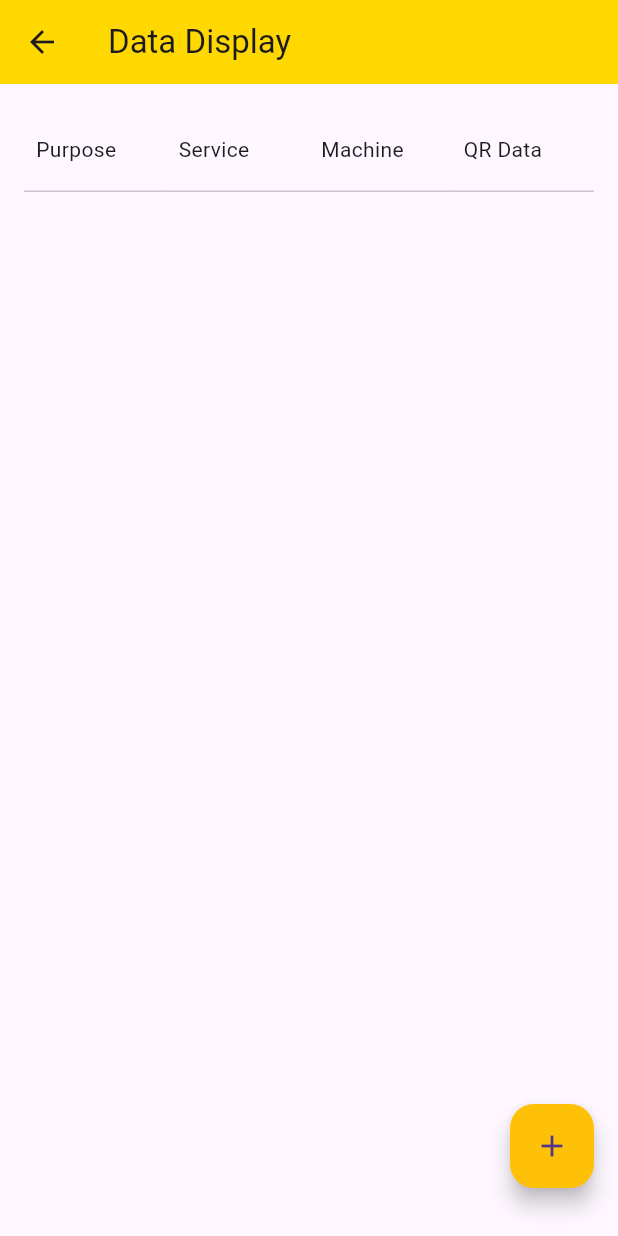
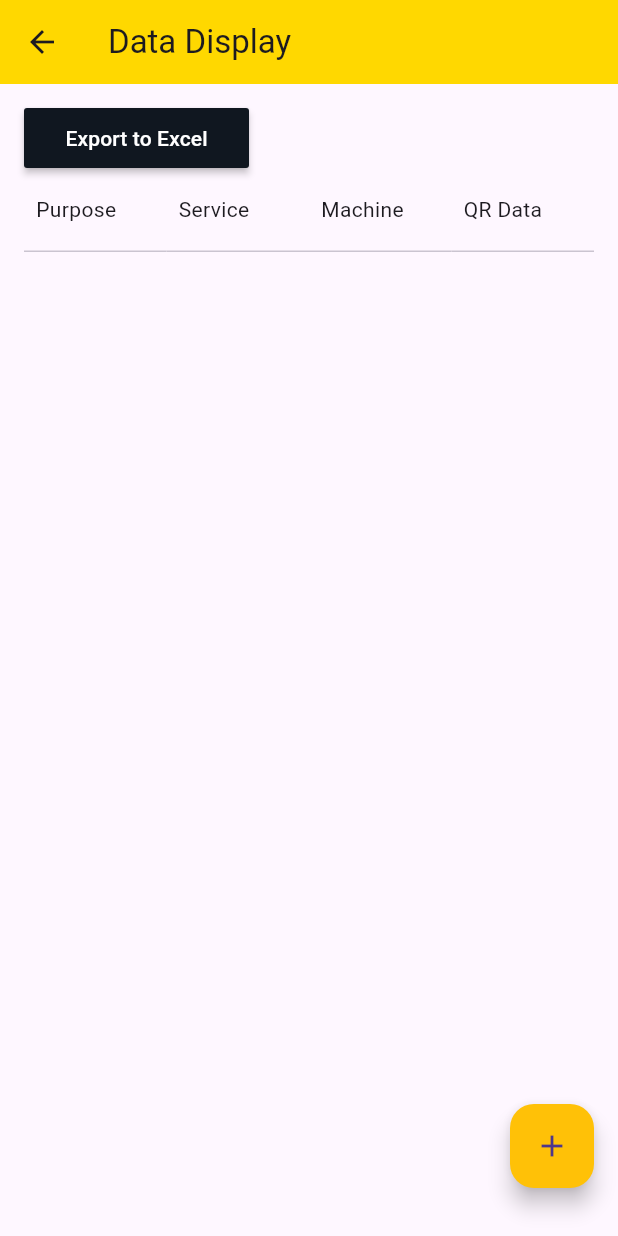
Before and after one commit to jojoneku/jmakers_qrscanner_mobile, a Flutter app: the DataDisplayPageSyncfusion screen opened directly with empty values, on a phone screen of 412 x 824 dp. Run offline on Flutter 3.47's test engine with Material 3 defaults, Android fonts, the phone set to English and light mode, and no system bars; drawn by our look-alikes of syncfusion_flutter_datagrid; missing offline and left inert: qr_code_scanner, syncfusion_flutter_datagrid_export, syncfusion_flutter_xlsio.

Commit message:
added export

```diff
--- a/lib/attendance_List_Syncfusion.dart
+++ b/lib/attendance_List_Syncfusion.dart
@@ -1,9 +1,13 @@
+
 import 'package:flutter/material.dart';
 import 'package:jmaker_qrscanner_mobile/purposePage.dart';
 import 'package:jmaker_qrscanner_mobile/styles/color.dart';
 import 'package:syncfusion_flutter_datagrid/datagrid.dart';
+import 'package:syncfusion_flutter_datagrid_export/export.dart';
+import 'package:syncfusion_flutter_xlsio/xlsio.dart' hide Column, Row;
+import 'package:path_provider/path_provider.dart';
+import 'dart:io'; // Import File from dart:io
 
-// Define your CollectedData class if it's not already defined
 class CollectedUserData {
   final String purpose;
   final String service;
@@ -19,14 +23,42 @@ class CollectedUserData {
 }
 
 class DataDisplayPageSyncfusion extends StatelessWidget {
+  final GlobalKey<SfDataGridState> _key = GlobalKey<SfDataGridState>();
   final List<CollectedUserData> dataList;
   final CollectedUserData collectedData; // Add this variable
 
-  const DataDisplayPageSyncfusion({
-    Key? key,
+  DataDisplayPageSyncfusion({
+    super.key,
     required this.dataList,
     required this.collectedData, // Update the constructor
-  }) : super(key: key);
+  });
+
+  Future<void> exportDataGridToExcel(BuildContext context) async {
+    try {
+      final Workbook workbook = _key.currentState!.exportToExcelWorkbook();
+      final List<int> bytes = workbook.saveAsStream();
+
+      // Get the directory for saving files on the device
+      final directory = await getExternalStorageDirectory();
+      final String filePath = '/storage/emulated/0/Download/DataGrid.xlsx';
+
+      // Write the Excel file
+      final file = File(filePath);
+      await file.writeAsBytes(bytes);
+
+      workbook.dispose();
+      ScaffoldMessenger.of(context).clearSnackBars();
+      ScaffoldMessenger.of(context).showSnackBar(SnackBar(
+        content: Text('Excel file has been downloaded successfully.'),
+      ));
+    } catch (e) {
+      print(e);
+      ScaffoldMessenger.of(context).clearSnackBars();
+      ScaffoldMessenger.of(context).showSnackBar(SnackBar(
+        content: Text('We are unable to download the Excel file. Please try again later.'),
+      ));
+    }
+  }
 
   @override
   Widget build(BuildContext context) {
@@ -35,14 +67,38 @@ class DataDisplayPageSyncfusion extends StatelessWidget {
 
     return Scaffold(
       appBar: AppBar(
-        title: Text('Data Display'),
+        title: const Text('Data Display'),
         backgroundColor: mainYellow,
       ),
       body: SingleChildScrollView(
         scrollDirection: Axis.vertical,
         child: Padding(
           padding: const EdgeInsets.only(left: 16.0, top: 16, right: 16),
-          child: SfDataGrid(
+          child: Column(
+            children: [
+              Row(
+                children: [
+                  SizedBox(
+                    height: 40.0,
+                    width: 150.0,
+                    child: MaterialButton(
+                      color: blackGreen,
+                      onPressed: () {
+                        exportDataGridToExcel(context);
+                      },
+
+                      child: const Center(
+                        child: Text(
+                          'Export to Excel',
+                          style: TextStyle(color: Colors.white),
+                        ),
+                      ),
+                    ),
+                  ),
+                ],
+              ),
+              SfDataGrid(
+                key: _key,
                 allowSorting: true,
                 allowPullToRefresh: true,
                 showHorizontalScrollbar: true,
@@ -53,23 +109,23 @@ class DataDisplayPageSyncfusion extends StatelessWidget {
                   GridColumn(
                       columnName: 'purpose',
                       label: Container(
-                      padding: EdgeInsets.all(8.0),
+                          padding: const EdgeInsets.all(8.0),
                           alignment: Alignment.centerLeft,
-                      child: Text(
+                          child: const Text(
                             'Purpose',
                           ))),
                   GridColumn(
                       columnName: 'service',
                       label: Container(
-                      padding: EdgeInsets.all(8.0),
+                          padding: const EdgeInsets.all(8.0),
                           alignment: Alignment.centerLeft,
-                      child: Text('Service'))),
+                          child: const Text('Service'))),
                   GridColumn(
                       columnName: 'machine',
                       label: Container(
-                      padding: EdgeInsets.all(8.0),
+                          padding: const EdgeInsets.all(8.0),
                           alignment: Alignment.centerLeft,
-                      child: Text(
+                          child: const Text(
                             'Machine',
                             overflow: TextOverflow.ellipsis,
                           ))),
@@ -77,9 +133,11 @@ class DataDisplayPageSyncfusion extends StatelessWidget {
                       columnName: 'qrData',
                       columnWidthMode: ColumnWidthMode.fitByCellValue,
                       label: Container(
-                      padding: EdgeInsets.all(8.0),
+                          padding: const EdgeInsets.all(8.0),
                           alignment: Alignment.centerLeft,
-                      child: Text('QR Data'))),
+                          child: const Text('QR Data'))),
+                ],
+              ),
             ],
           ),
         ),
@@ -97,8 +155,8 @@ class DataDisplayPageSyncfusion extends StatelessWidget {
                 ),
               );
             },
-            child: Icon(Icons.add,),
             backgroundColor: Colors.amber,
+            child: const Icon(Icons.add,),
 
           ),
         ),
@@ -106,6 +164,7 @@ class DataDisplayPageSyncfusion extends StatelessWidget {
       floatingActionButtonLocation: FloatingActionButtonLocation.centerFloat,
     );
   }
+
 }
 
 class UserDataSource extends DataGridSource {
@@ -129,7 +188,7 @@ class UserDataSource extends DataGridSource {
       cells: row.getCells().map<Widget>((dataCell) {
         return Container(
           alignment: Alignment.centerLeft,
-          padding: EdgeInsets.all(8.0),
+          padding: const EdgeInsets.all(8.0),
           child: Text(dataCell.value.toString()), // Adjust this based on your cell content
         );
       }).toList(),
--- a/pubspec.yaml
+++ b/pubspec.yaml
@@ -14,7 +14,9 @@ dependencies:
   qr_code_scanner: ^1.0.1
   syncfusion_flutter_datagrid: ^25.1.42
   syncfusion_flutter_datagrid_export: ^25.1.42
-
+  syncfusion_flutter_xlsio:
+  collection: ^1.18.0
+  path_provider: ^2.1.3
 
 dev_dependencies:
   flutter_test:
```
Also changed, not shown: lib/snackbar_controller.dart (added, +53 -0 lines), pubspec.lock. Lines whose indentation alone changed are shown as unchanged.
